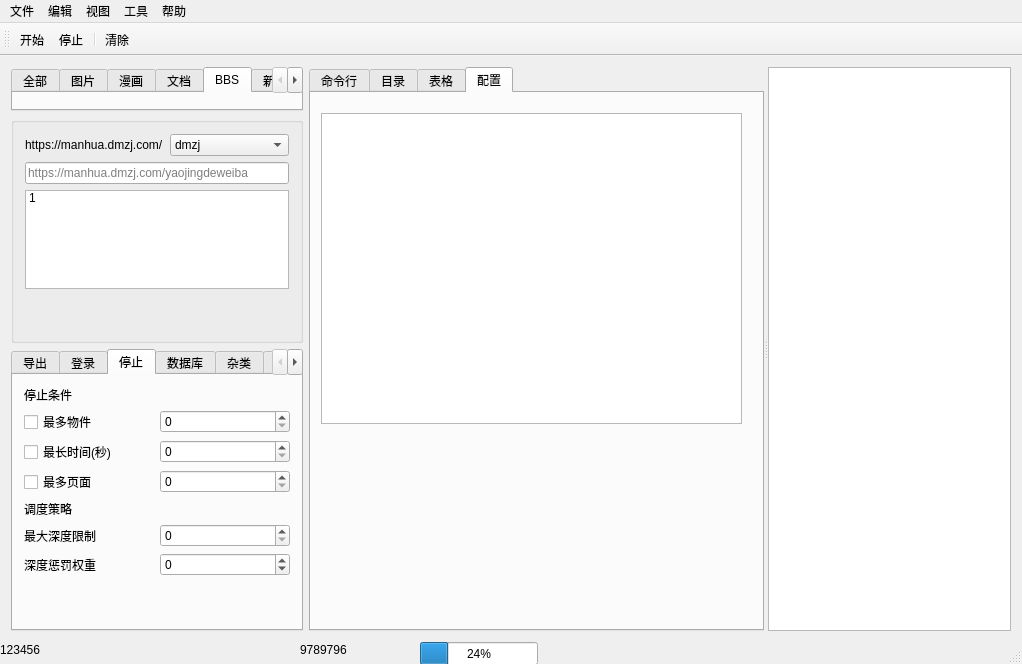
csy9730/pyScrawler, file code/scrapy/scrapy_sample/ui/mainwindow.ui: the form before one commit.
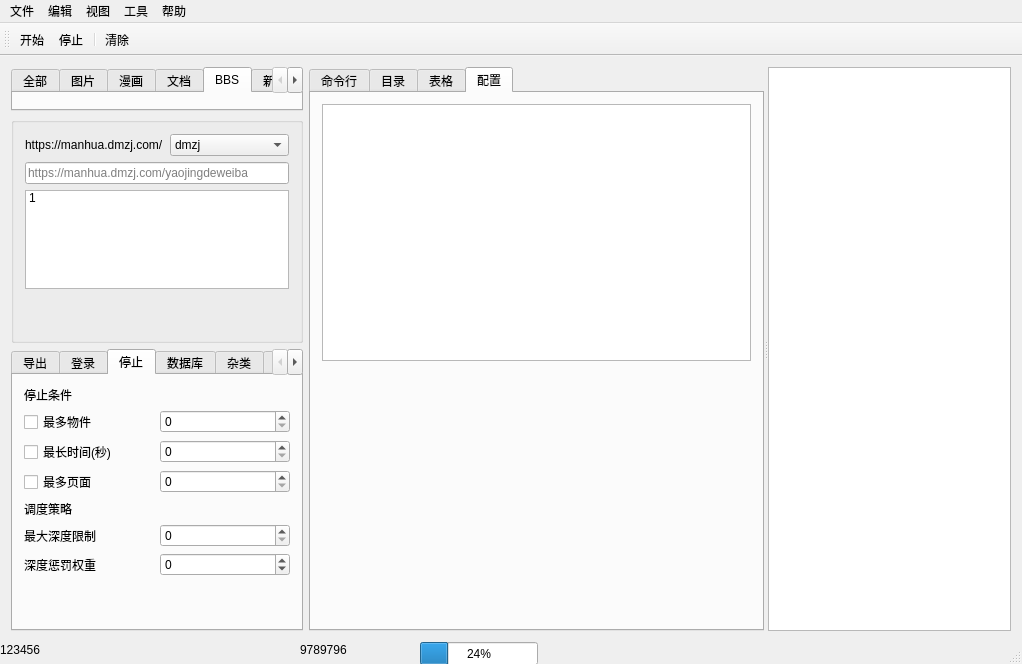
The form after the commit. The open tabs and pages were chosen to show the change. Icons and pictures are not drawn.

```diff
--- a/code/scrapy/scrapy_sample/ui/mainwindow.ui
+++ b/code/scrapy/scrapy_sample/ui/mainwindow.ui
@@ -1061,16 +1061,24 @@
         <attribute name="title">
          <string>配置</string>
         </attribute>
-        <widget class="QTextEdit" name="txtConfig">
-         <property name="geometry">
-          <rect>
-           <x>10</x>
-           <y>20</y>
-           <width>421</width>
-           <height>311</height>
-          </rect>
-         </property>
-        </widget>
+        <layout class="QVBoxLayout" name="verticalLayout_4">
+         <item>
+          <widget class="QTextEdit" name="txtConfig"/>
+         </item>
+         <item>
+          <spacer name="verticalSpacer_6">
+           <property name="orientation">
+            <enum>Qt::Vertical</enum>
+           </property>
+           <property name="sizeHint" stdset="0">
+            <size>
+             <width>20</width>
+             <height>244</height>
+            </size>
+           </property>
+          </spacer>
+         </item>
+        </layout>
        </widget>
       </widget>
       <widget class="QTextBrowser" name="textBrowser"/>
```
Left out of the diff: 10 changed lines with no effect on the pictures.
